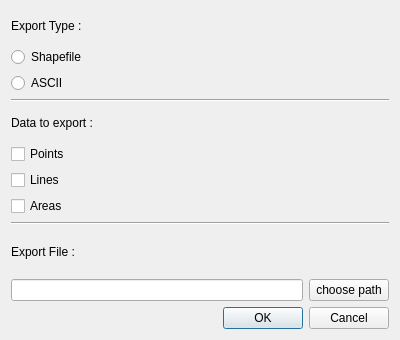
Qt form 3DMetrics/meas_geom_export_dialog.ui (IfremerUnderwater/3DMetrics) before a commit.
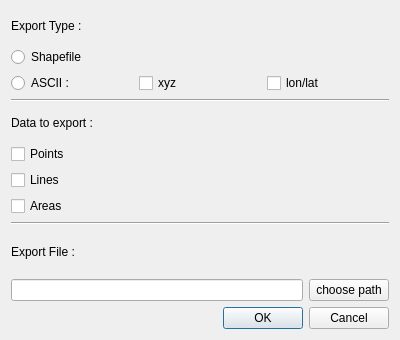
The same form after that commit.

Commit message: add ASCII in export measurement (not finished) and change in transparency (not work with several textures)

Patch:
```diff
--- a/3DMetrics/meas_geom_export_dialog.ui
+++ b/3DMetrics/meas_geom_export_dialog.ui
@@ -46,11 +46,29 @@
       </widget>
      </item>
      <item>
+      <layout class="QHBoxLayout" name="horizontalLayout_2">
+       <item>
       <widget class="QRadioButton" name="ASCII_btn">
        <property name="text">
-        <string>ASCII</string>
-       </property>
-      </widget>
+          <string>ASCII : </string>
+         </property>
+        </widget>
+       </item>
+       <item>
+        <widget class="QCheckBox" name="xyz_btn">
+         <property name="text">
+          <string>xyz</string>
+         </property>
+        </widget>
+       </item>
+       <item>
+        <widget class="QCheckBox" name="lat_lon_btn">
+         <property name="text">
+          <string>lon/lat</string>
+         </property>
+        </widget>
+       </item>
+      </layout>
      </item>
      <item>
       <widget class="Line" name="separtor">
```
Lines whose indentation alone changed are shown as unchanged. The commit also changes 17 other files.
